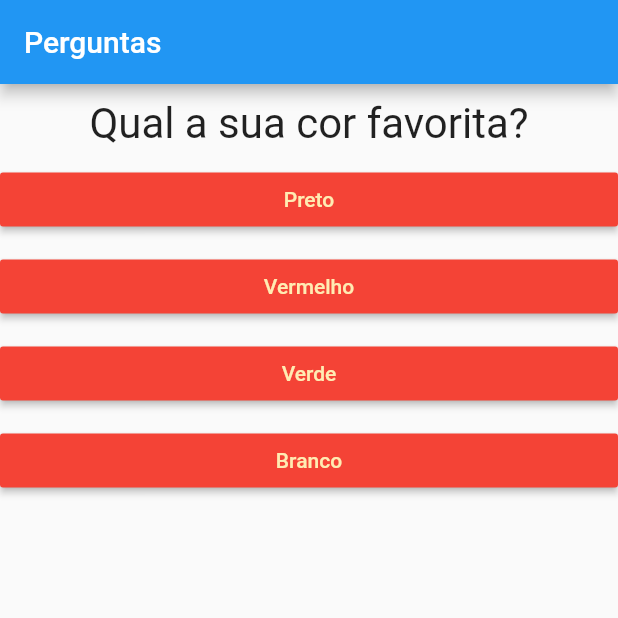
After one commit to LucasWMedeiros/projeto_perguntas, a Flutter app: the screen it shows after launch, on a phone screen of 412 x 824 dp, the top half of it. The commit adds this screen. Run offline on Flutter 3.47's test engine with Material 2 defaults, Android fonts, the phone set to English and light mode, and no system bars.

Commit message:
criando componente questionario

```diff
--- a/projeto_perguntas/lib/main.dart
+++ b/projeto_perguntas/lib/main.dart
@@ -1,7 +1,7 @@
 import 'package:flutter/cupertino.dart';
 import 'package:flutter/material.dart';
-import 'package:projeto_perguntas/questao.dart';
-import 'package:projeto_perguntas/respostas.dart';
+import 'package:projeto_perguntas/questionario.dart';
+
 import 'package:projeto_perguntas/resultado.dart';
 
 main() {
@@ -37,23 +37,16 @@ class _perguntaAppState extends State<PerguntaApp> {
   Widget build(BuildContext context) {
 
 
-    List<String> respostas = temPerguntaSelecionada ?
-        _perguntas[perguntaselecionada].cast()['respostas'] : [];
+
 
     return MaterialApp(
       home: Scaffold(
         appBar: AppBar(
           title: Text('Perguntas'),
         ),
-        body: temPerguntaSelecionada ? Column(
-          children: [
-            Questao(_perguntas[perguntaselecionada]['pergunta'].toString()),
-            //preencherResposta(),
-            ...respostas.map((t) => Resposta(t, _responder)).toList(),
-          ],
-        ) :  Resultado(),
-        ),
-      );
+        body: temPerguntaSelecionada ? Questionario(perguntas: _perguntas, perguntaSelecionada: perguntaselecionada, responder: _responder)
+         :  Resultado(),
+        ));
 }
 }
 
--- /dev/null
+++ b/projeto_perguntas/lib/questionario.dart
@@ -0,0 +1,32 @@
+import 'package:flutter/material.dart';
+import 'package:projeto_perguntas/questao.dart';
+import 'package:projeto_perguntas/respostas.dart';
+
+class Questionario extends StatelessWidget {
+  final List<Map<String, Object>> perguntas;
+  final int perguntaSelecionada;
+  final void Function() responder;
+
+  Questionario({
+    required this.perguntas,
+    required this.perguntaSelecionada,
+    required this.responder
+  });
+
+  bool get temPerguntaSelecionada {
+      return perguntaSelecionada < perguntas.length;
+    }
+
+  @override
+  Widget build(BuildContext context) {
+     List<String> respostas = temPerguntaSelecionada ?
+        perguntas[perguntaSelecionada].cast()['respostas'] : [];
+    return Column(
+          children: [
+            Questao(perguntas[perguntaSelecionada]['pergunta'].toString()),
+            //preencherResposta(),
+            ...respostas.map((t) => Resposta(t, responder)).toList(),
+          ],
+        );
+  }
+}
```
